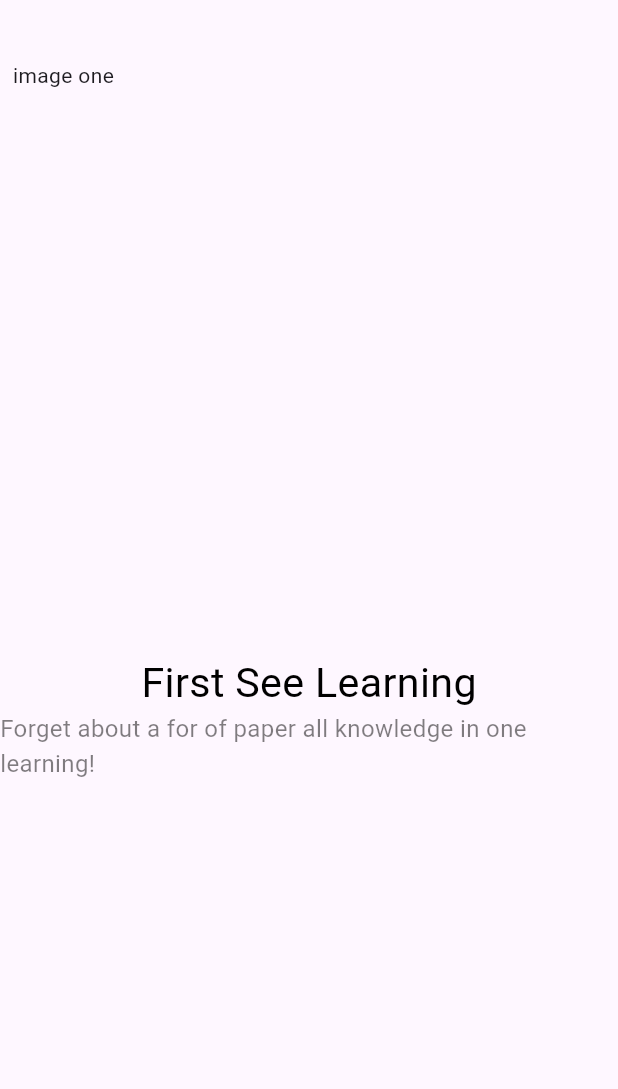
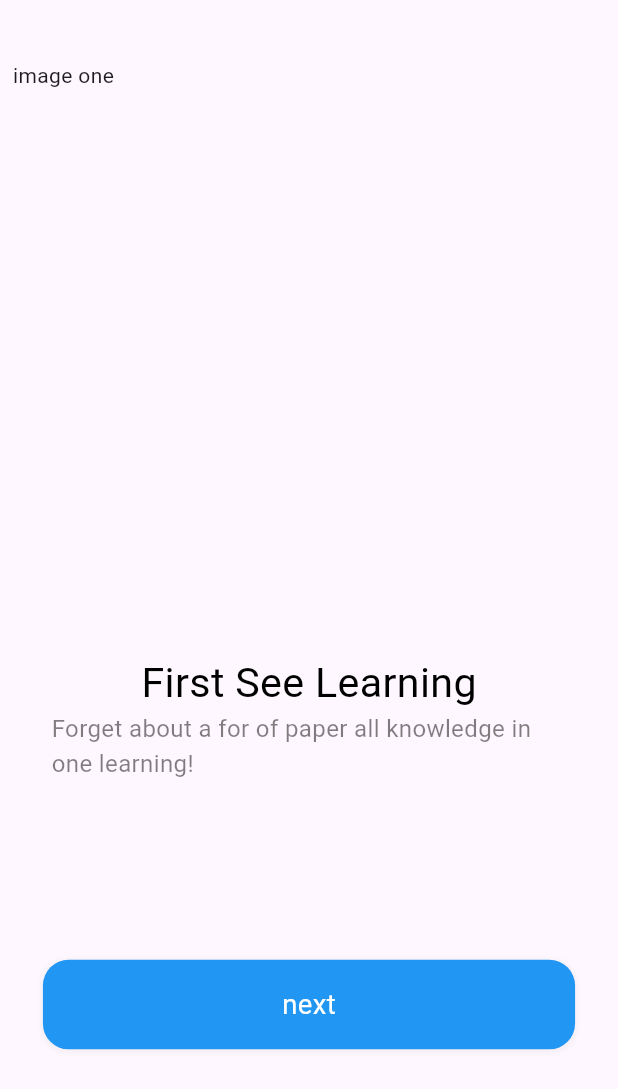
Before and after one commit to Daddy2054/ulearning_app_bloc, a Flutter app: the screen it shows after launch, on a phone screen of 412 x 824 dp. Shown: the top 1089 px of the screen. Run offline on Flutter 3.47's test engine with Material 2 defaults, Android fonts, the phone set to English and light mode, and no system bars; our stand-ins replace bloc, flutter_bloc, flutter_screenutil.

Commit message:
11. Welcome screen and the next button ui part 3

```diff
--- a/lib/pages/welcome/welcome.dart
+++ b/lib/pages/welcome/welcome.dart
@@ -41,6 +41,11 @@
                         ),
                       ),
                       Container(
+                        padding: EdgeInsets.only(
+                          left: 30.w,
+                          right: 30.w,
+                        ),
+                        width: 375.w,
                         child: Text(
                           'Forget about a for of paper all knowledge in one learning!',
                           style: TextStyle(
@@ -49,11 +54,43 @@
                             fontWeight: FontWeight.normal,
                           ),
                         ),
-                      )
+                      ),
+                      Container(
+                        margin: EdgeInsets.only(
+                          top: 100.h,
+                          left: 25.w,
+                          right: 25.w,
+                        ),
+                        width: 325.w,
+                        height: 50.h,
+                        decoration: BoxDecoration(
+                            color: Colors.blue,
+                            borderRadius: BorderRadius.all(
+                              Radius.circular(15.w),
+                            ),
+                            boxShadow: [
+                              BoxShadow(
+                                color: Colors.grey.withOpacity(0.1),
+                                spreadRadius: 1,
+                                blurRadius: 2,
+                                offset: const Offset(0, 1),
+                              ),
+                            ]),
+                        child: Center(
+                          child: Text(
+                            'next',
+                            style: TextStyle(
+                              color: Colors.white,
+                              fontSize: 16.sp,
+                              fontWeight: FontWeight.normal,
+                            ),
+                          ),
+                        ),
+                      ),
                     ],
                   ),
                 ],
-              )
+              ),
             ],
           ),
         ),
```
